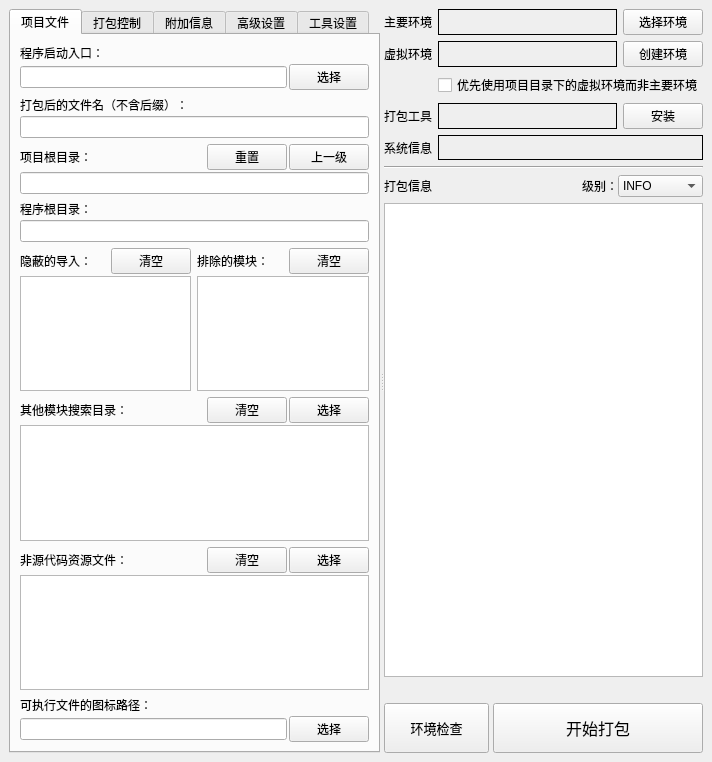
Above: source/awespykit/ui/pyinstaller_tool.ui from hrpzcf/AwesomePyKit before the change. Below: the same form after it.
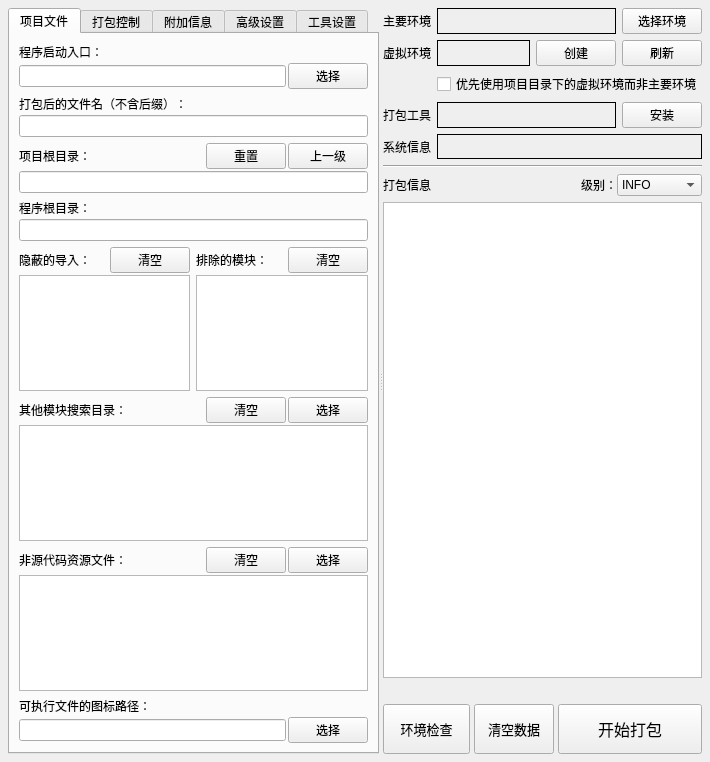
That is the form after the change.

Commit message: 程序打包工具新增刷新虚拟环境按钮，新增清空数据按钮 修复一些关于虚拟环境“创建”按钮可用性的问题 打包工具信息栏增加提示打包工具位于主要环境还是虚拟环境

What changed in the file:
```diff
--- a/source/awespykit/ui/pyinstaller_tool.ui
+++ b/source/awespykit/ui/pyinstaller_tool.ui
@@ -9,7 +9,7 @@
    <rect>
     <x>0</x>
     <y>0</y>
-    <width>712</width>
+    <width>710</width>
     <height>762</height>
    </rect>
   </property>
@@ -22,7 +22,19 @@
    <string>程序打包工具</string>
   </property>
   <widget class="QWidget" name="centralwidget">
-   <layout class="QHBoxLayout" name="horizontalLayout_35">
+   <layout class="QHBoxLayout" name="horizontalLayout_36">
+    <property name="leftMargin">
+     <number>8</number>
+    </property>
+    <property name="topMargin">
+     <number>8</number>
+    </property>
+    <property name="rightMargin">
+     <number>8</number>
+    </property>
+    <property name="bottomMargin">
+     <number>8</number>
+    </property>
     <item>
      <widget class="QSplitter" name="splitter">
       <property name="orientation">
@@ -1202,7 +1214,7 @@
            </widget>
           </item>
           <item row="0" column="1">
-           <layout class="QHBoxLayout" name="horizontalLayout" stretch="9,0">
+           <layout class="QHBoxLayout" name="horizontalLayout_33" stretch="1,0">
             <item>
              <widget class="QLabel" name="lb_py_info">
               <property name="toolTip">
@@ -1238,7 +1250,7 @@
            </widget>
           </item>
           <item row="1" column="1">
-           <layout class="QHBoxLayout" name="horizontalLayout_33" stretch="1,0">
+           <layout class="QHBoxLayout" name="horizontalLayout_2" stretch="1,0">
             <item>
              <widget class="QLabel" name="uiLabel_venv_info">
               <property name="toolTip">
@@ -1253,14 +1265,28 @@
              </widget>
             </item>
             <item>
-             <widget class="QPushButton" name="uiPushButton_create_venv">
-              <property name="toolTip">
-               <string>在项目根目录下创建一个 venv 虚拟环境并在其中安装你的程序的依赖。</string>
-              </property>
-              <property name="text">
-               <string>创建环境</string>
-              </property>
-             </widget>
+             <layout class="QHBoxLayout" name="horizontalLayout">
+              <item>
+               <widget class="QPushButton" name="uiPushButton_create_venv">
+                <property name="toolTip">
+                 <string>在项目根目录下创建一个 venv 虚拟环境并在其中安装你的程序的依赖。</string>
+                </property>
+                <property name="text">
+                 <string>创建</string>
+                </property>
+               </widget>
+              </item>
+              <item>
+               <widget class="QPushButton" name="uiPushButton_refresh_venv">
+                <property name="toolTip">
+                 <string>在项目根目录下创建一个 venv 虚拟环境并在其中安装你的程序的依赖。</string>
+                </property>
+                <property name="text">
+                 <string>刷新</string>
+                </property>
+               </widget>
+              </item>
+             </layout>
             </item>
            </layout>
           </item>
@@ -1286,7 +1312,7 @@
            </widget>
           </item>
           <item row="3" column="1">
-           <layout class="QHBoxLayout" name="horizontalLayout_2" stretch="9,0">
+           <layout class="QHBoxLayout" name="horizontalLayout_35" stretch="1,0">
             <item>
              <widget class="QLabel" name="lb_pyi_info">
               <property name="toolTip">
@@ -1450,7 +1476,7 @@
          </layout>
         </item>
         <item>
-         <layout class="QHBoxLayout" name="horizontalLayout_18" stretch="1,2">
+         <layout class="QHBoxLayout" name="horizontalLayout_18" stretch="3,0,5">
           <property name="spacing">
            <number>4</number>
           </property>
@@ -1513,6 +1539,65 @@
             </property>
            </widget>
           </item>
+          <item>
+           <widget class="QPushButton" name="uiPushButton_clear_data">
+            <property name="minimumSize">
+             <size>
+              <width>0</width>
+              <height>50</height>
+             </size>
+            </property>
+            <property name="palette">
+             <palette>
+              <active>
+               <colorrole role="ButtonText">
+                <brush brushstyle="SolidPattern">
+                 <color alpha="255">
+                  <red>0</red>
+                  <green>170</green>
+                  <blue>0</blue>
+                 </color>
+                </brush>
+               </colorrole>
+              </active>
+              <inactive>
+               <colorrole role="ButtonText">
+                <brush brushstyle="SolidPattern">
+                 <color alpha="255">
+                  <red>0</red>
+                  <green>0</green>
+                  <blue>0</blue>
+                 </color>
+                </brush>
+               </colorrole>
+              </inactive>
+              <disabled>
+               <colorrole role="ButtonText">
+                <brush brushstyle="SolidPattern">
+                 <color alpha="255">
+                  <red>120</red>
+                  <green>120</green>
+                  <blue>120</blue>
+                 </color>
+                </brush>
+               </colorrole>
+              </disabled>
+             </palette>
+            </property>
+            <property name="font">
+             <font>
+              <family>Microsoft YaHei UI</family>
+              <pointsize>10</pointsize>
+             </font>
+            </property>
+            <property name="toolTip">
+             <string>清空或恢复打包工具中所有已输入、改变的打包选项（已保存的打包配置不会被清空）</string>
+            </property>
+            <property name="text">
+             <string>清空数据</string>
+            </property>
+           </widget>
+          </item>
           <item>
            <widget class="QPushButton" name="pb_gen_executable">
             <property name="minimumSize">
```
The commit also changes 4 other files.
